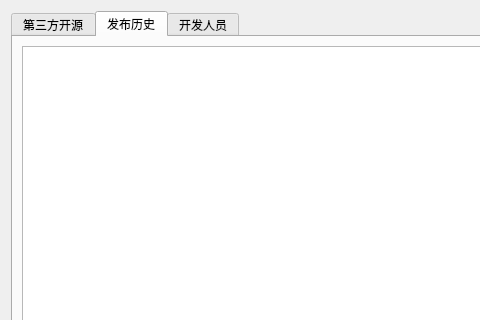
This is src/moreinfo/SAKMoreInformation.ui in x-tools-author/x-tools as Qt 5 draws it before an edit; both pictures show x 0 to 480 and y 0 to 320 of the 630 by 474 pixel window. The edited form follows.
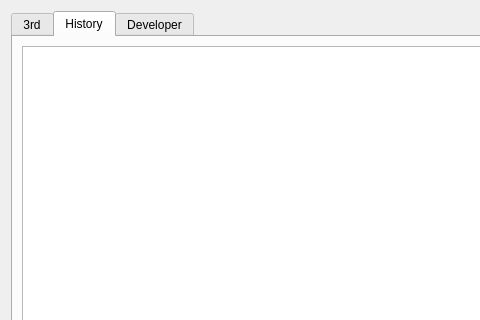
This is the edited form.

Patch:
```diff
--- a/src/moreinfo/SAKMoreInformation.ui
+++ b/src/moreinfo/SAKMoreInformation.ui
@@ -24,7 +24,7 @@
      </property>
      <widget class="QWidget" name="tanks">
       <attribute name="title">
-       <string>第三方开源</string>
+       <string>3rd</string>
       </attribute>
       <layout class="QVBoxLayout" name="verticalLayout_3">
        <item>
@@ -47,7 +47,7 @@
      </widget>
      <widget class="QWidget" name="history">
       <attribute name="title">
-       <string>发布历史</string>
+       <string>History</string>
       </attribute>
       <layout class="QVBoxLayout" name="verticalLayout_2">
        <item>
@@ -65,7 +65,7 @@
      </widget>
      <widget class="QWidget" name="author">
       <attribute name="title">
-       <string>开发人员</string>
+       <string>Developer</string>
       </attribute>
       <layout class="QVBoxLayout" name="verticalLayout_4">
        <item>
```
